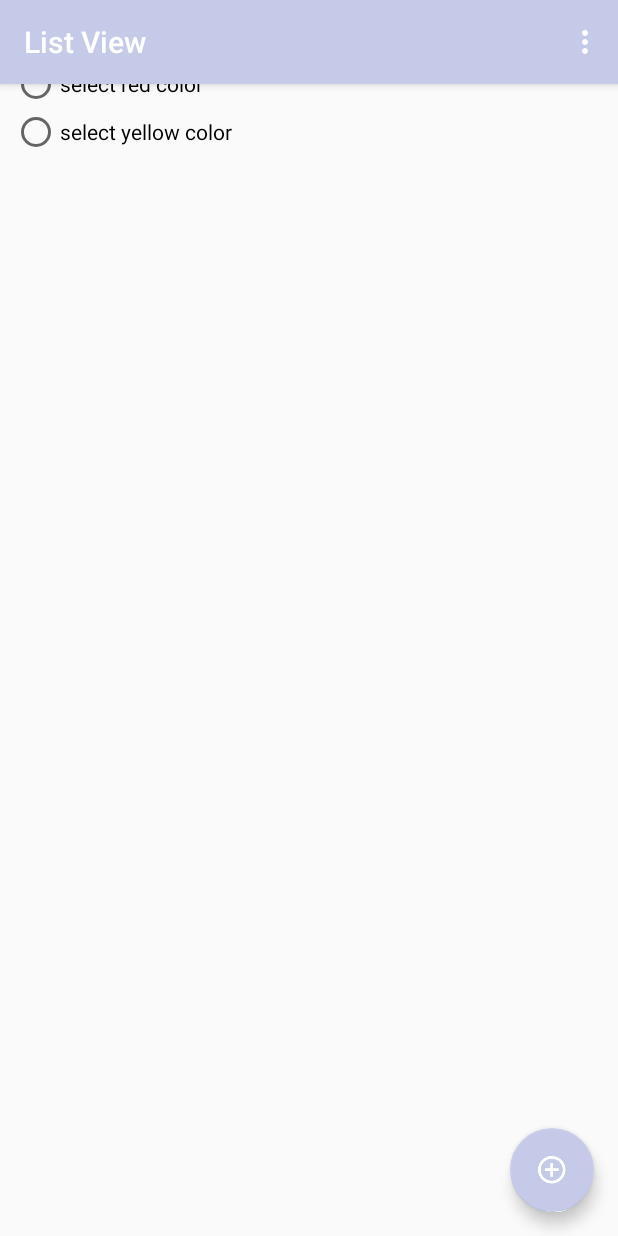
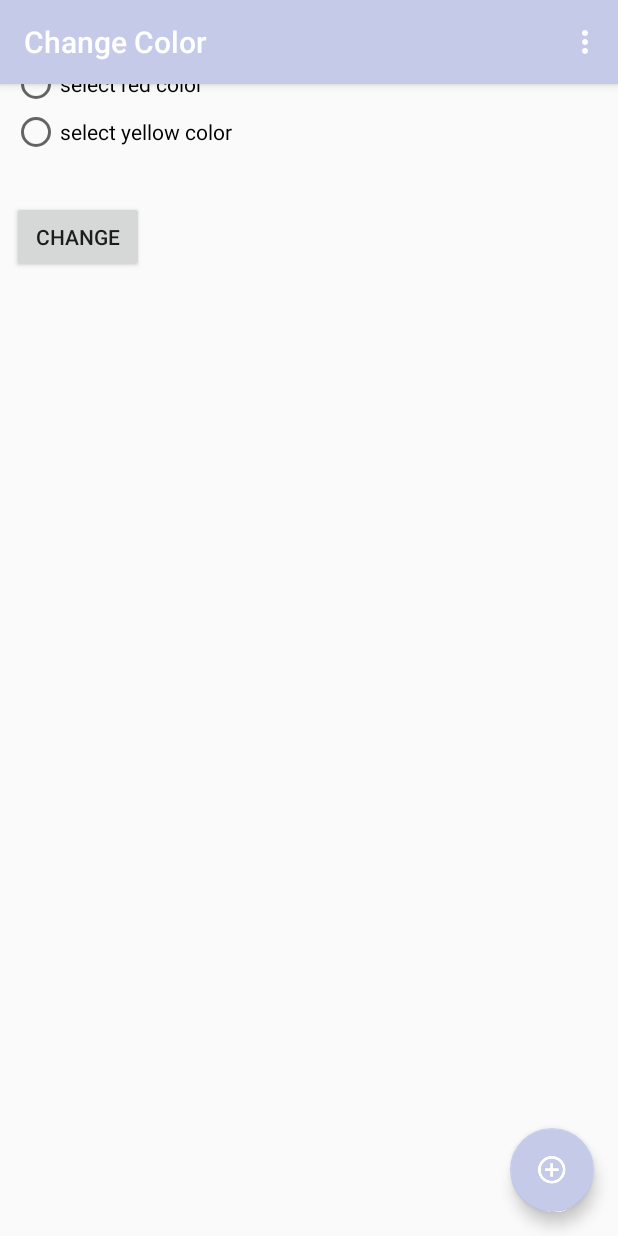
Before and after one commit to AxmetES/conrtol_19.04.18_room_db, an Android app: the fragment MainMenuFragment placed in its activity, in the options menu, after a tap on "settings", on a phone screen of 412 x 824 dp. Run offline under Robolectric (Android 15) with nearby library versions, the phone set to English and light mode, and no system bars; our stand-ins replace Room's generated code.

Commit message:
Main Fragment done !!! end Framelayout position !!!

```diff
--- a/app/src/main/java/com/appcontroll/appcontroll_lists_db/Activitys/MainActivity.java
+++ b/app/src/main/java/com/appcontroll/appcontroll_lists_db/Activitys/MainActivity.java
@@ -1,22 +1,18 @@
 package com.appcontroll.appcontroll_lists_db.Activitys;
 
-import android.app.FragmentManager;
-import android.app.FragmentTransaction;
 import android.content.Intent;
 import android.os.Bundle;
 import android.support.design.widget.FloatingActionButton;
-import android.support.v4.app.Fragment;
+import android.support.v4.app.FragmentTransaction;
 import android.support.v7.app.AppCompatActivity;
 import android.support.v7.widget.LinearLayoutManager;
 import android.support.v7.widget.RecyclerView;
 import android.support.v7.widget.Toolbar;
-import android.view.ContextMenu;
 import android.view.Menu;
 import android.view.MenuInflater;
 import android.view.MenuItem;
 import android.view.View;
 import android.widget.FrameLayout;
-import android.widget.Toast;
 
 import com.appcontroll.appcontroll_lists_db.Adapters.MainListAdapter;
 import com.appcontroll.appcontroll_lists_db.EntityItemListDB;
@@ -33,6 +29,7 @@ public class MainActivity extends AppCompatActivity {
     List<EntityItemList> entityItemLists;
     final int MENU_DELETE = 1;
     private FrameLayout fragmentContainer;
+    private MainMenuFragment colorChangeFragment;
 
     @Override
     protected void onCreate(Bundle savedInstanceState) {
@@ -58,6 +55,8 @@ public class MainActivity extends AppCompatActivity {
         });
         registerForContextMenu(recyclerView);
 
+
+        colorChangeFragment = new MainMenuFragment();
         fragmentContainer = (FrameLayout) findViewById(R.id.main_fragment_layout);
 
 
@@ -73,22 +72,22 @@ public class MainActivity extends AppCompatActivity {
     @Override
     public boolean onOptionsItemSelected(MenuItem item) {
         if(item.getItemId() == R.id.menu_settings){
-            changeFragment();
+            changeFragment(colorChangeFragment);
         }
         if(item.getItemId() == R.id.menu_about){
-            changeFragment();
+
         }
         if(item.getItemId() == R.id.menu_app_exit){
-            changeFragment();
+
         }
         return super.onOptionsItemSelected(item);
     }
 
-    public void changeFragment(){
-        android.app.Fragment fragment = new android.app.Fragment();
-        FragmentManager fm = getFragmentManager();
-        FragmentTransaction ft = fm.beginTransaction();
-        ft.replace(R.id.color_change_fragment, fragment);
+    public void changeFragment(MainMenuFragment fragment){
+
+        FragmentTransaction ft = getSupportFragmentManager().beginTransaction();
+        ft.replace(R.id.main_fragment_layout, fragment);
         ft.commit();
+        getSupportActionBar().setTitle("Change Color");
     }
 }
--- a/app/src/main/java/com/appcontroll/appcontroll_lists_db/Activitys/MainMenuFragment.java
+++ b/app/src/main/java/com/appcontroll/appcontroll_lists_db/Activitys/MainMenuFragment.java
@@ -31,7 +31,7 @@ public class MainMenuFragment extends Fragment {
     }
 
     private void initView(View view){
-        Button btnClickChangeColor = (Button) view.findViewById(R.id.main_colorcahnge_btn);
+        Button btnClickChangeColor = (Button) view.findViewById(R.id.main_color_change_btn);
 
     }
 }
--- a/app/src/main/res/layout/activity_main.xml
+++ b/app/src/main/res/layout/activity_main.xml
@@ -37,6 +37,6 @@
         android:id="@+id/main_fragment_layout"
         android:name="com.appcontroll.appcontroll_lists_db.Activitys.MainMenuFragment"
         android:layout_width="match_parent"
-        android:layout_height="match_parent"/>
+        android:layout_height="499dp" />
 
 </android.support.design.widget.CoordinatorLayout>
--- a/app/src/main/res/layout/fragment_main_menu.xml
+++ b/app/src/main/res/layout/fragment_main_menu.xml
@@ -2,12 +2,10 @@
 <RelativeLayout xmlns:android="http://schemas.android.com/apk/res/android"
     xmlns:tools="http://schemas.android.com/tools"
     android:layout_width="match_parent"
-    android:layout_height="match_parent"
-    android:id="@+id/color_change_fragment"
-    tools:context=".Activitys.MainMenuFragment">
+    android:layout_height="match_parent">
 
     <!-- TODO: Update blank fragment layout -->
-  <RelativeLayout android:orientation="vertical"
+  <LinearLayout android:orientation="vertical"
       android:layout_height="match_parent"
       android:layout_width="match_parent"
       android:layout_margin="8dp">
@@ -45,6 +43,6 @@
           android:layout_marginTop="30dp"/>
 
 
-  </RelativeLayout>
+  </LinearLayout>
 
 </RelativeLayout>
```
